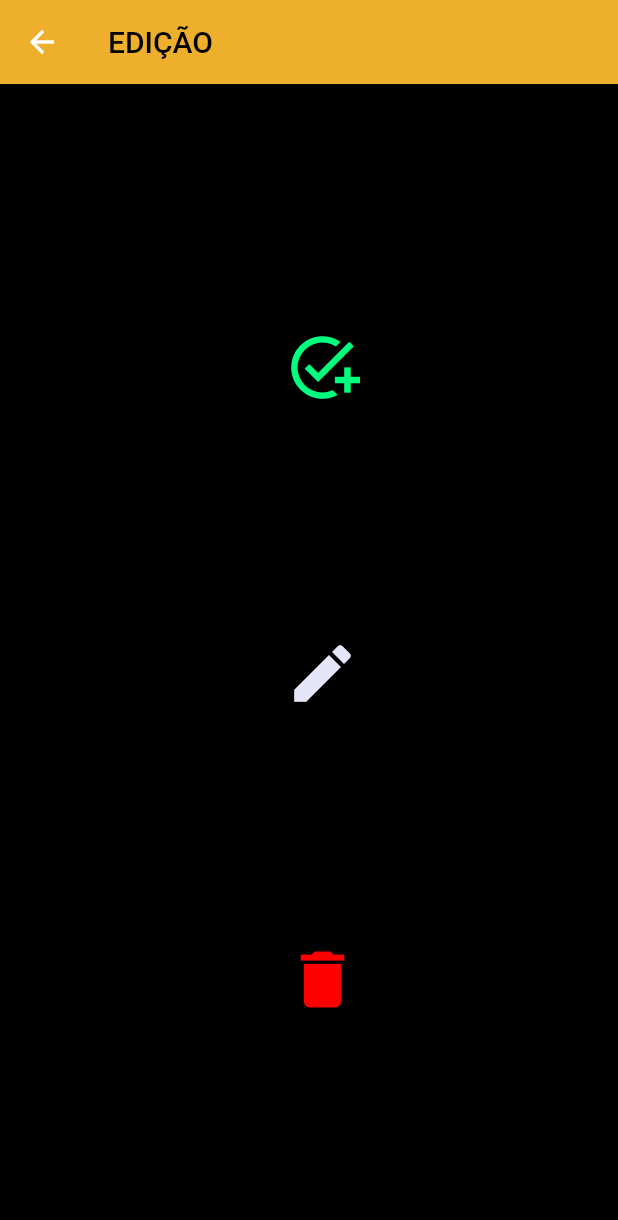
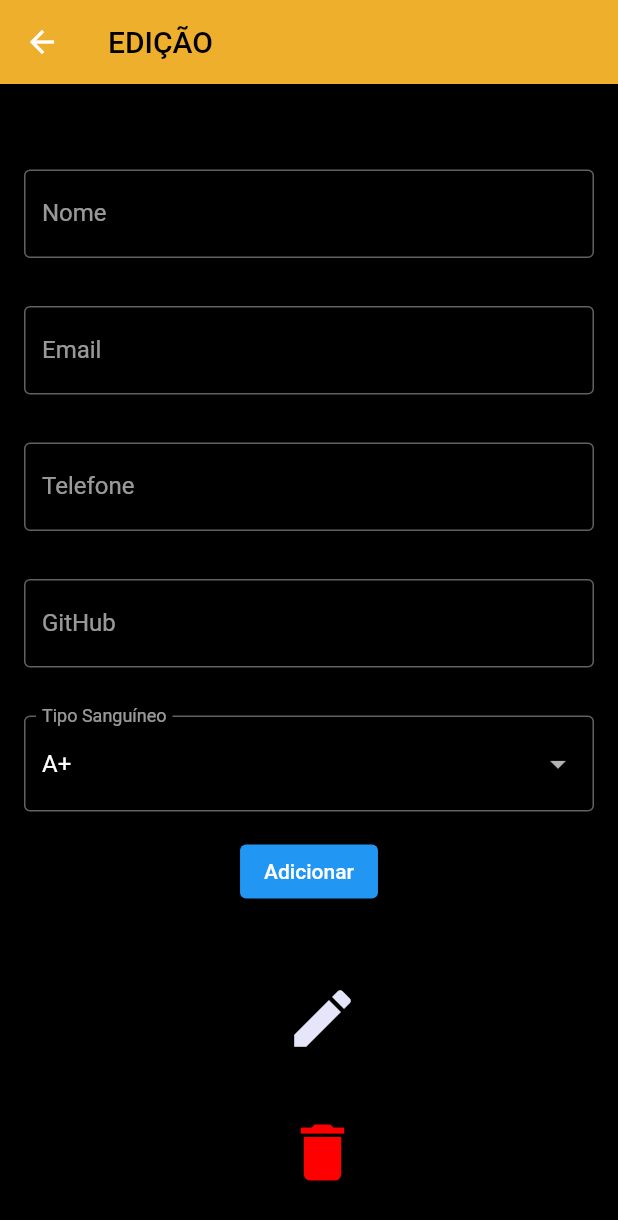
Before and after one commit to RafaelMendesDeveloper/FlutterProviderAplication, a Flutter app: the screen it shows after launch, after a tap on "EDITAR", on a phone screen of 412 x 824 dp. Shown: the top 1220 px of the screen. Run offline on Flutter 3.47's test engine with Material 2 defaults, Android fonts, the phone set to English and light mode, and no system bars.

Commit message:
add button implemented

```diff
--- a/app_provider/lib/main.dart
+++ b/app_provider/lib/main.dart
@@ -2,12 +2,17 @@ import 'package:app_provider/screen1.dart';
 import 'package:app_provider/screen2.dart';
 import 'package:flutter/material.dart';
 import 'homeScreen.dart';
-
+import 'package:provider/provider.dart';
 
 const Color darkBlue = Color.fromARGB(255, 18, 32, 47);
 
 void main() {
-  runApp(MyApp());
+  runApp(
+    ChangeNotifierProvider(
+      create: (context) => EstadoListaDePessoas(),
+      child: MyApp(),
+    ),
+  );
 }
 
 enum TipoSanguineo {
@@ -21,6 +26,29 @@ enum TipoSanguineo {
   abNegativo,
 }
 
+extension TipoSanguineoExtension on TipoSanguineo {
+  String get displayValue {
+    switch (this) {
+      case TipoSanguineo.aPositivo:
+        return 'A+';
+      case TipoSanguineo.aNegativo:
+        return 'A-';
+      case TipoSanguineo.bPositivo:
+        return 'B+';
+      case TipoSanguineo.bNegativo:
+        return 'B-';
+      case TipoSanguineo.oPositivo:
+        return 'O+';
+      case TipoSanguineo.oNegativo:
+        return 'O-';
+      case TipoSanguineo.abPositivo:
+        return 'AB+';
+      case TipoSanguineo.abNegativo:
+        return 'AB-';
+    }
+  }
+}
+
 class Pessoa {
   const Pessoa({
     required this.nome,
@@ -28,6 +56,7 @@ class Pessoa {
     required this.telefone,
     required this.github,
     required this.tipoSanguineo,
+    required this.tipoSanguineoAtualizado,
   });
 
   final String nome;
@@ -35,6 +64,8 @@ class Pessoa {
   final String telefone;
   final String github;
   final TipoSanguineo tipoSanguineo;
+  final String tipoSanguineoAtualizado;
+
 
   // todo: implementar equals e hashcode
 }
@@ -44,7 +75,7 @@ class EstadoListaDePessoas with ChangeNotifier {
 
   List<Pessoa> get pessoas => List.unmodifiable(_listaDePessoas);
 
-  void incluir(Pessoa pessoa) {
+  incluir(Pessoa pessoa) {
     _listaDePessoas.add(pessoa);
     notifyListeners();
   }
--- a/app_provider/lib/screen1.dart
+++ b/app_provider/lib/screen1.dart
@@ -1,5 +1,7 @@
 import 'package:flutter/material.dart';
 import 'colors.dart';
+import 'main.dart';
+import 'package:provider/provider.dart';
 
 class Screen1 extends StatelessWidget {
   @override
@@ -11,9 +13,27 @@ class Screen1 extends StatelessWidget {
         backgroundColor: AppColors.widgetsColor,
       ),
       body: Center(
-        child: Text(
-          'Você está na tela de listagem!',
-          style: TextStyle(fontSize: 20, fontWeight: FontWeight.bold),
+        child: Consumer<EstadoListaDePessoas>(
+          builder: (context, estadoLista, _) {
+            final pessoas = estadoLista.pessoas;
+            return ListView.builder(
+              itemCount: pessoas.length,
+              itemBuilder: (context, index) {
+                final pessoa = pessoas[index];
+                return ListTile(
+                  title: Text(pessoa.nome),
+                  subtitle: Column(
+                    children: [
+                      Text(pessoa.email),
+                      Text(pessoa.github),
+                      Text(pessoa.telefone),
+                      Text(pessoa.tipoSanguineo.displayValue),
+                    ],
+                  ),
+                );
+              },
+            );
+          },
         ),
       ),
     );
--- a/app_provider/lib/screen2.dart
+++ b/app_provider/lib/screen2.dart
@@ -1,8 +1,20 @@
-import 'package:app_provider/main.dart';
 import 'package:flutter/material.dart';
 import 'colors.dart';
+import 'main.dart';
+import 'package:provider/provider.dart';
 
-class Screen2 extends StatelessWidget {
+class Screen2 extends StatefulWidget {
+  @override
+  _Screen2State createState() => _Screen2State();
+}
+
+class _Screen2State extends State<Screen2> {
+  final _nomeController = TextEditingController();
+  final _emailController = TextEditingController();
+  final _telefoneController = TextEditingController();
+  final _githubController = TextEditingController();
+  TipoSanguineo _tipoSanguineoSelecionado = TipoSanguineo.aPositivo;
+
   @override
   Widget build(BuildContext context) {
     return Scaffold(
@@ -19,13 +31,98 @@ class Screen2 extends StatelessWidget {
           mainAxisAlignment: MainAxisAlignment.spaceEvenly,
           crossAxisAlignment: CrossAxisAlignment.center,
           children: [
-            IconButton(
-                onPressed: () {},
-                icon: Icon(
-                  Icons.add_task,
-                  size: 50,
+            Form(
+              child: Column(
+                children: [
+                  Padding(
+                    padding: const EdgeInsets.all(16.0),
+                    child: TextFormField(
+                      controller: _nomeController,
+                      decoration: InputDecoration(
+                        labelText: 'Nome',
+                        border: OutlineInputBorder(),
                       ),
-                color: AppColors.verde,
+                    ),
+                  ),
+                  Padding(
+                    padding: const EdgeInsets.all(16.0),
+                    child: TextFormField(
+                      controller: _emailController,
+                      decoration: InputDecoration(
+                        labelText: 'Email',
+                        border: OutlineInputBorder(),
+                      ),
+                    ),
+                  ),
+                  Padding(
+                    padding: const EdgeInsets.all(16.0),
+                    child: TextFormField(
+                      controller: _telefoneController,
+                      decoration: InputDecoration(
+                        labelText: 'Telefone',
+                        border: OutlineInputBorder(),
+                      ),
+                    ),
+                  ),
+                  Padding(
+                    padding: const EdgeInsets.all(16.0),
+                    child: TextFormField(
+                      controller: _githubController,
+                      decoration: InputDecoration(
+                        labelText: 'GitHub',
+                        border: OutlineInputBorder(),
+                      ),
+                    ),
+                  ),
+                  Padding(
+                    padding: const EdgeInsets.all(16.0),
+                    child: DropdownButtonFormField<TipoSanguineo>(
+                      value: _tipoSanguineoSelecionado,
+                      onChanged: (newValue) {
+                        setState(() {
+                          _tipoSanguineoSelecionado = newValue!;
+                        });
+                      },
+                      items: TipoSanguineo.values.map((tipo) {
+                        return DropdownMenuItem<TipoSanguineo>(
+                          value: tipo,
+                          child: Text(tipo.displayValue),
+                        );
+                      }).toList(),
+                      decoration: InputDecoration(
+                        labelText: 'Tipo Sanguíneo',
+                        border: OutlineInputBorder(),
+                      ),
+                    ),
+                  ),
+                  ElevatedButton(
+                    onPressed: () {
+                      final pessoa = Pessoa(
+                        nome: _nomeController.text,
+                        email: _emailController.text,
+                        telefone: _telefoneController.text,
+                        github: _githubController.text,
+                        tipoSanguineo: _tipoSanguineoSelecionado,
+                        tipoSanguineoAtualizado: _tipoSanguineoSelecionado.toString(),
+                      );
+
+                      if (pessoa.nome.isNotEmpty) {
+                        EstadoListaDePessoas estadoLista = context.read<EstadoListaDePessoas>();
+                        estadoLista.incluir(pessoa);
+                      }
+
+                      _nomeController.clear();
+                      _emailController.clear();
+                      _telefoneController.clear();
+                      _githubController.clear();
+                      setState(() {
+                        _tipoSanguineoSelecionado = TipoSanguineo.aPositivo;
+                      });
+                    },
+                    child: Text('Adicionar'),
+                  ),
+                ],
+              ),
             ),
             IconButton(
               onPressed: () {},
--- a/app_provider/pubspec.yaml
+++ b/app_provider/pubspec.yaml
@@ -30,6 +30,9 @@ environment:
 dependencies:
   flutter:
     sdk: flutter
+  provider: ^6.0.5
+
+
 
 
   # The following adds the Cupertino Icons font to your application.
```
Also changed, not shown: app_provider/pubspec.lock. Lines whose indentation alone changed are shown as unchanged.
